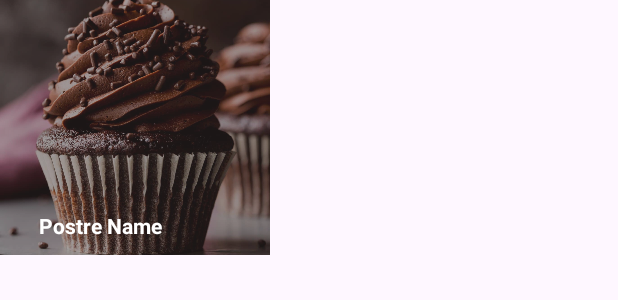
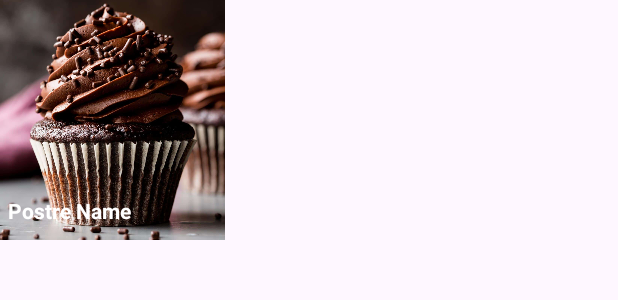
Before and after one commit to Jhieyme/Proyecto_Ecommerce, an Android app: the layout item_favorito.xml on its own in the app's theme, with its tools: preview values and no code run, on a phone screen of 412 x 824 dp. Shown: the top 300 px of the screen. Run offline under Robolectric (Android 15) with nearby library versions, the phone set to English and light mode, and no system bars.

Commit message:
Actualización!!!

```diff
--- a/app/src/main/java/com/ecommerce/data/DessertDAO.kt
+++ b/app/src/main/java/com/ecommerce/data/DessertDAO.kt
@@ -2,6 +2,7 @@ package com.ecommerce.data
 
 import androidx.room.Dao
 import androidx.room.Insert
+import androidx.room.Query
 import com.ecommerce.model.DessertEntity
 
 
@@ -10,4 +11,7 @@ interface DessertDAO {
 
     @Insert()
     fun addDessertDAO(dessert: DessertEntity)
+
+    @Query("SELECT * FROM desserts")
+    fun getAllFavorites(): List<DessertEntity>
 }
--- a/app/src/main/java/com/ecommerce/database/HandlerDB.kt
+++ b/app/src/main/java/com/ecommerce/database/HandlerDB.kt
@@ -11,7 +11,5 @@ object HandlerDB {
             "favoritos_db"
         )
             .allowMainThreadQueries().build()
-
-
     }
 }
--- a/app/src/main/java/com/ecommerce/model/DessertEntity.kt
+++ b/app/src/main/java/com/ecommerce/model/DessertEntity.kt
@@ -6,7 +6,7 @@ import androidx.room.PrimaryKey
 @Entity(tableName = "desserts")
 data class DessertEntity(
     @PrimaryKey
-    val id: String?,
+    val id: String,
     val nameDessert: String?,
     val urlImageDessert: String?
 ) {
--- a/app/src/main/res/layout/fragment_detail.xml
+++ b/app/src/main/res/layout/fragment_detail.xml
@@ -57,7 +57,7 @@
             android:layout_width="50dp"
             android:layout_height="50dp"
             android:layout_gravity="center"
-            android:layout_marginStart="308dp"
+            android:layout_marginStart="250dp"
             app:cardCornerRadius="10dp">
 
             <ImageButton
--- a/app/src/main/res/layout/item_favorito.xml
+++ b/app/src/main/res/layout/item_favorito.xml
@@ -1,21 +1,8 @@
 <?xml version="1.0" encoding="utf-8"?>
 <androidx.constraintlayout.widget.ConstraintLayout xmlns:android="http://schemas.android.com/apk/res/android"
     xmlns:app="http://schemas.android.com/apk/res-auto"
-    android:layout_width="180dp"
-    android:layout_height="170dp">
-
-    <View
-        android:id="@+id/view"
-        android:layout_width="match_parent"
-        android:layout_height="match_parent"
-        android:alpha="1"
-        android:background="#6D403535"
-        android:elevation="10dp"
-        app:layout_constraintBottom_toBottomOf="@+id/imgPostre"
-        app:layout_constraintEnd_toEndOf="@+id/imgPostre"
-        app:layout_constraintStart_toStartOf="@+id/imgPostre"
-        app:layout_constraintTop_toTopOf="@+id/imgPostre" />
-
+    android:layout_width="150dp"
+    android:layout_height="160dp">
 
     <ImageView
         android:id="@+id/imgPostre"
@@ -33,7 +20,7 @@
         android:id="@+id/tvName"
         android:layout_width="wrap_content"
         android:layout_height="wrap_content"
-        android:layout_marginHorizontal="26dp"
+        android:layout_marginHorizontal="5dp"
         android:layout_marginVertical="10dp"
         android:elevation="21dp"
         android:text="Postre Name"
```
Also changed, not shown: app/build.gradle (+9 -1 lines), app/src/main/java/com/ecommerce/Adapter/FavoriteAdapter.kt (added, +37 -0 lines), app/src/main/java/com/ecommerce/Fragments/DetailFragment.kt (+9 -6 lines), app/src/main/java/com/ecommerce/Fragments/FavoriteFragment.kt (+24 -13 lines), build.gradle (+7 -3 lines), gradle/wrapper/gradle-wrapper.properties.
